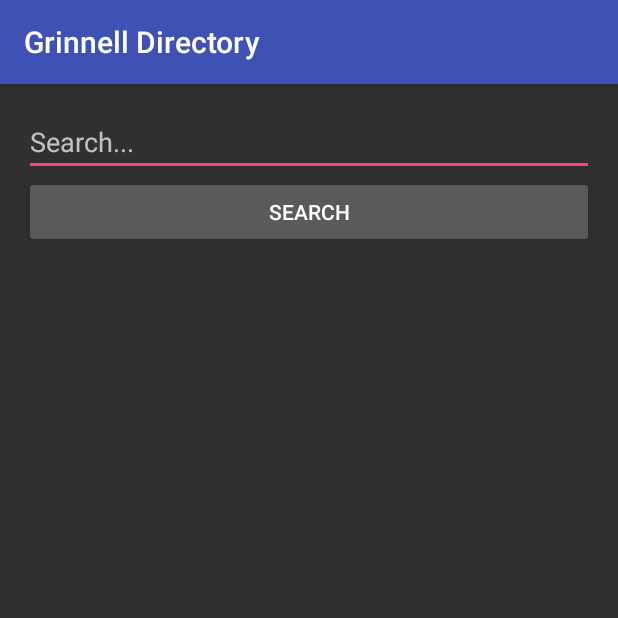
After one commit to GrinnellAppDev/DB-Android, an Android app: the SimpleSearchActivity screen opened directly, with no data from a screen before it, on a phone screen of 412 x 824 dp, the top half of it. The commit adds this screen. Run offline under Robolectric (Android 15) with nearby library versions, the phone set to English and light mode, and no system bars.

Commit message:
move simple search to its own activity

```diff
--- a/app/src/main/AndroidManifest.xml
+++ b/app/src/main/AndroidManifest.xml
@@ -10,12 +10,14 @@
       android:theme="@style/AppTheme">
     <activity android:name=".Activity.MainActivity">
       <intent-filter>
-                <action android:name="android.intent.action.MAIN" />
+        <action android:name="android.intent.action.MAIN"/>
 
-                <category android:name="android.intent.category.LAUNCHER" />
+        <category android:name="android.intent.category.LAUNCHER"/>
       </intent-filter>
     </activity>
-        <activity android:name=".LoginActivity"></activity>
+    <activity android:name=".LoginActivity"/>
+    <activity android:name=".Activity.SimpleSearchActivity">
+    </activity>
   </application>
 
 </manifest>
--- /dev/null
+++ b/app/src/main/java/edu/grinnell/appdev/grinnelldirectory/Activity/SimpleSearchActivity.java
@@ -0,0 +1,14 @@
+package edu.grinnell.appdev.grinnelldirectory.Activity;
+
+import android.support.v7.app.AppCompatActivity;
+import android.os.Bundle;
+
+import edu.grinnell.appdev.grinnelldirectory.R;
+
+public class SimpleSearchActivity extends AppCompatActivity {
+
+  @Override protected void onCreate(Bundle savedInstanceState) {
+    super.onCreate(savedInstanceState);
+    setContentView(R.layout.activity_simple_search);
+  }
+}
--- a/app/src/main/res/layout/activity_main.xml
+++ b/app/src/main/res/layout/activity_main.xml
@@ -10,17 +10,4 @@
     android:paddingTop="@dimen/activity_vertical_margin"
     tools:context="edu.grinnell.appdev.grinnelldirectory.Activity.MainActivity">
 
-    <EditText
-        android:id="@+id/query"
-        android:hint="@string/search_bar"
-        android:layout_width="match_parent"
-        android:layout_height="wrap_content" />
-
-    <Button
-        android:id="@+id/submit"
-        android:text="@string/search_button"
-        android:layout_width="match_parent"
-        android:layout_height="wrap_content"
-        android:layout_below="@+id/query" />
-
 </RelativeLayout>
--- /dev/null
+++ b/app/src/main/res/layout/activity_simple_search.xml
@@ -0,0 +1,28 @@
+<?xml version="1.0" encoding="utf-8"?>
+<RelativeLayout
+    xmlns:android="http://schemas.android.com/apk/res/android"
+    xmlns:tools="http://schemas.android.com/tools"
+    android:id="@+id/activity_simple_search"
+    android:layout_width="match_parent"
+    android:layout_height="match_parent"
+    android:paddingBottom="@dimen/activity_vertical_margin"
+    android:paddingLeft="@dimen/activity_horizontal_margin"
+    android:paddingRight="@dimen/activity_horizontal_margin"
+    android:paddingTop="@dimen/activity_vertical_margin"
+    tools:context="edu.grinnell.appdev.grinnelldirectory.Activity.SimpleSearchActivity"
+    >
+
+  <EditText
+      android:id="@+id/query"
+      android:hint="@string/search_bar"
+      android:layout_width="match_parent"
+      android:layout_height="wrap_content" />
+
+  <Button
+      android:id="@+id/submit"
+      android:text="@string/search_button"
+      android:layout_width="match_parent"
+      android:layout_height="wrap_content"
+      android:layout_below="@+id/query" />
+
+</RelativeLayout>
--- a/app/src/main/res/values-w820dp/dimens.xml
+++ b/app/src/main/res/values-w820dp/dimens.xml
@@ -1,6 +1,6 @@
 <resources>
-    <!-- Example customization of dimensions originally defined in res/values/dimens.xml
+  <!-- Example customization of dimensions originally defined in res/values/dimens.xml
          (such as screen margins) for screens with more than 820dp of available width. This
          would include 7" and 10" devices in landscape (~960dp and ~1280dp respectively). -->
-    <dimen name="activity_horizontal_margin">64dp</dimen>
+  <dimen name="activity_horizontal_margin">64dp</dimen>
 </resources>
--- a/app/src/main/res/values/dimens.xml
+++ b/app/src/main/res/values/dimens.xml
@@ -1,5 +1,5 @@
 <resources>
-    <!-- Default screen margins, per the Android Design guidelines. -->
-    <dimen name="activity_horizontal_margin">16dp</dimen>
-    <dimen name="activity_vertical_margin">16dp</dimen>
+  <!-- Default screen margins, per the Android Design guidelines. -->
+  <dimen name="activity_horizontal_margin">16dp</dimen>
+  <dimen name="activity_vertical_margin">16dp</dimen>
 </resources>
```
Also changed, not shown: app/src/main/res/values/strings.xml (indentation only). Lines whose indentation alone changed are shown as unchanged.
